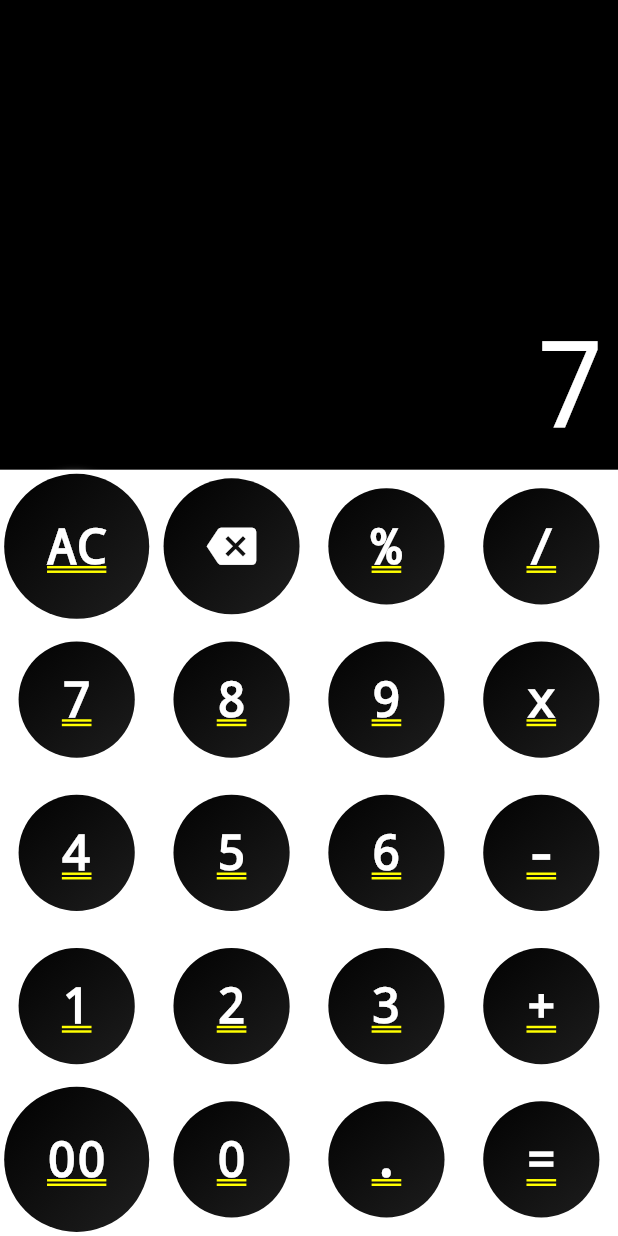
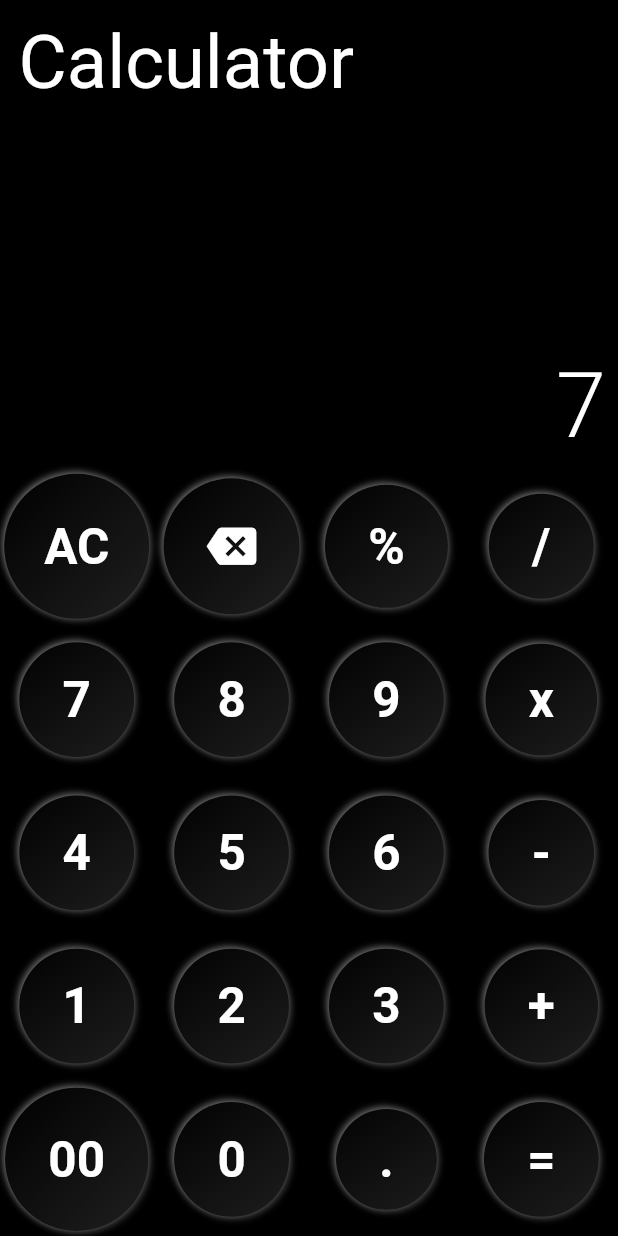
Before and after one commit to jinosh05/neumorphic_calculator, a Flutter app: the screen it shows after launch, after a tap on an icon or button, on a phone screen of 412 x 824 dp. Run offline on Flutter 3.47's test engine with Material 2 defaults, Android fonts, the phone set to English and light mode, and no system bars; drawn by our look-alikes of auto_size_text, flutter_neumorphic.

Commit message:
Added App name

```diff
--- a/lib/components/display.dart
+++ b/lib/components/display.dart
@@ -24,13 +24,13 @@
               child: AutoSizeText(
                 text,
                 minFontSize: 20,
-                maxFontSize: 80,
+                maxFontSize: 60,
                 maxLines: 1,
                 textAlign: TextAlign.end,
                 style: const TextStyle(
-                  fontWeight: FontWeight.w100,
+                  fontWeight: FontWeight.w300,
                   decoration: TextDecoration.none,
-                  fontSize: 80,
+                  fontSize: 60,
                   color: Colors.white,
                 ),
               ),
--- a/lib/main.dart
+++ b/lib/main.dart
@@ -3,7 +3,9 @@
 import 'screens/calculator.dart';
 import 'utils/size_config.dart';
 
-void main() => runApp(
+void main() async {
+  await Future.delayed(const Duration(seconds: 1));
+  runApp(
     LayoutBuilder(
       builder: (BuildContext context, BoxConstraints constraints) {
         return OrientationBuilder(
@@ -15,3 +17,4 @@
       },
     ),
   );
+}
--- a/lib/screens/calculator.dart
+++ b/lib/screens/calculator.dart
@@ -1,5 +1,6 @@
 import 'package:flutter/services.dart';
 import 'package:flutter_neumorphic/flutter_neumorphic.dart';
+import 'package:neumorphic_calculator/utils/size_config.dart';
 
 import '../components/display.dart';
 import '../components/keyboard.dart';
@@ -28,8 +29,27 @@
     return NeumorphicApp(
       debugShowCheckedModeBanner: false,
       color: Colors.black,
-      home: Column(
+      home: Scaffold(
+        backgroundColor: Colors.black,
+        body: SafeArea(
+          child: Column(
             children: [
+              Container(
+                alignment: Alignment.centerLeft,
+                padding: EdgeInsets.all(SizeConfig.fs_1_5),
+                child: NeumorphicText(
+                  "Calculator",
+                  style: const NeumorphicStyle(
+                    color: Colors.white,
+                    lightSource: LightSource.topLeft,
+                    shadowLightColor: Colors.black54,
+                    shadowDarkColor: Colors.black26,
+                  ),
+                  textStyle: NeumorphicTextStyle(
+                    fontSize: SizeConfig.fs_06,
+                  ),
+                ),
+              ),
               Display(
                 text: memory.value,
               ),
@@ -38,6 +58,8 @@
               ),
             ],
           ),
+        ),
+      ),
     );
   }
 }
```
Lines whose indentation alone changed are shown as unchanged.
